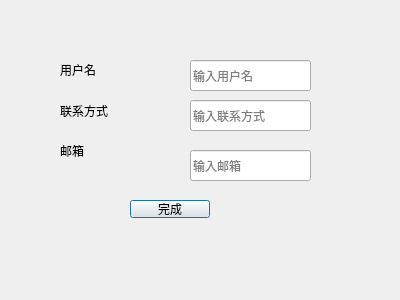
First picture: the form in editdialog.ui, repository Airofact/QtSupermarketManagement, before the edit.
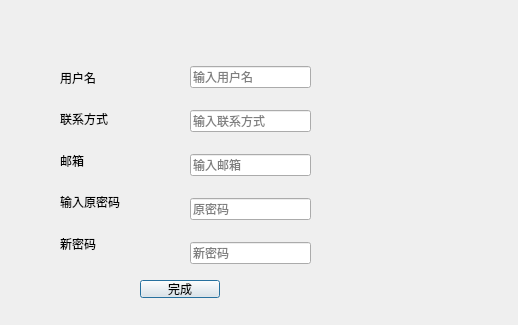
Second picture: the form after the edit.

```diff
--- a/editdialog.ui
+++ b/editdialog.ui
@@ -6,103 +6,119 @@
    <rect>
     <x>0</x>
     <y>0</y>
-    <width>400</width>
-    <height>300</height>
+    <width>518</width>
+    <height>325</height>
    </rect>
   </property>
   <property name="windowTitle">
    <string>Dialog</string>
   </property>
+  <widget class="QPushButton" name="confirm">
+   <property name="geometry">
+    <rect>
+     <x>140</x>
+     <y>280</y>
+     <width>80</width>
+     <height>18</height>
+    </rect>
+   </property>
+   <property name="text">
+    <string>完成</string>
+   </property>
+  </widget>
+  <widget class="QWidget" name="">
+   <property name="geometry">
+    <rect>
+     <x>60</x>
+     <y>60</y>
+     <width>81</width>
+     <height>201</height>
+    </rect>
+   </property>
+   <layout class="QVBoxLayout" name="verticalLayout">
+    <item>
   <widget class="QLabel" name="label_3">
-   <property name="geometry">
-    <rect>
-     <x>60</x>
-     <y>60</y>
-     <width>61</width>
-     <height>20</height>
-    </rect>
-   </property>
    <property name="text">
     <string>用户名</string>
    </property>
   </widget>
+    </item>
+    <item>
   <widget class="QLabel" name="label">
-   <property name="geometry">
-    <rect>
-     <x>60</x>
-     <y>100</y>
-     <width>81</width>
-     <height>21</height>
-    </rect>
-   </property>
    <property name="text">
     <string>联系方式</string>
    </property>
   </widget>
+    </item>
+    <item>
   <widget class="QLabel" name="label_2">
-   <property name="geometry">
-    <rect>
-     <x>60</x>
-     <y>140</y>
-     <width>61</width>
-     <height>21</height>
-    </rect>
-   </property>
    <property name="text">
     <string>邮箱</string>
    </property>
   </widget>
+    </item>
+    <item>
+     <widget class="QLabel" name="label_4">
+      <property name="text">
+       <string>输入原密码</string>
+      </property>
+     </widget>
+    </item>
+    <item>
+     <widget class="QLabel" name="label_5">
+      <property name="text">
+       <string>新密码</string>
+      </property>
+     </widget>
+    </item>
+   </layout>
+  </widget>
+  <widget class="QWidget" name="">
+   <property name="geometry">
+    <rect>
+     <x>190</x>
+     <y>50</y>
+     <width>121</width>
+     <height>231</height>
+    </rect>
+   </property>
+   <layout class="QVBoxLayout" name="verticalLayout_2">
+    <item>
   <widget class="QLineEdit" name="lineEdit_3">
-   <property name="geometry">
-    <rect>
-     <x>190</x>
-     <y>60</y>
-     <width>121</width>
-     <height>31</height>
-    </rect>
-   </property>
    <property name="placeholderText">
     <string>输入用户名</string>
    </property>
   </widget>
+    </item>
+    <item>
   <widget class="QLineEdit" name="lineEdit">
-   <property name="geometry">
-    <rect>
-     <x>190</x>
-     <y>100</y>
-     <width>121</width>
-     <height>31</height>
-    </rect>
-   </property>
    <property name="placeholderText">
     <string>输入联系方式</string>
    </property>
   </widget>
+    </item>
+    <item>
   <widget class="QLineEdit" name="lineEdit_2">
-   <property name="geometry">
-    <rect>
-     <x>190</x>
-     <y>150</y>
-     <width>121</width>
-     <height>31</height>
-    </rect>
-   </property>
    <property name="placeholderText">
     <string>输入邮箱</string>
    </property>
   </widget>
-  <widget class="QPushButton" name="confirm">
-   <property name="geometry">
-    <rect>
-     <x>130</x>
-     <y>200</y>
-     <width>80</width>
-     <height>18</height>
-    </rect>
-   </property>
-   <property name="text">
-    <string>完成</string>
-   </property>
+    </item>
+    <item>
+     <widget class="QLineEdit" name="lineEdit_4">
+      <property name="placeholderText">
+       <string>原密码</string>
+      </property>
+     </widget>
+    </item>
+    <item>
+     <widget class="QLineEdit" name="lineEdit_5">
+      <property name="placeholderText">
+       <string>新密码</string>
+      </property>
+     </widget>
+    </item>
+   </layout>
   </widget>
  </widget>
  <resources/>
```
Lines whose indentation alone changed are shown as unchanged.
